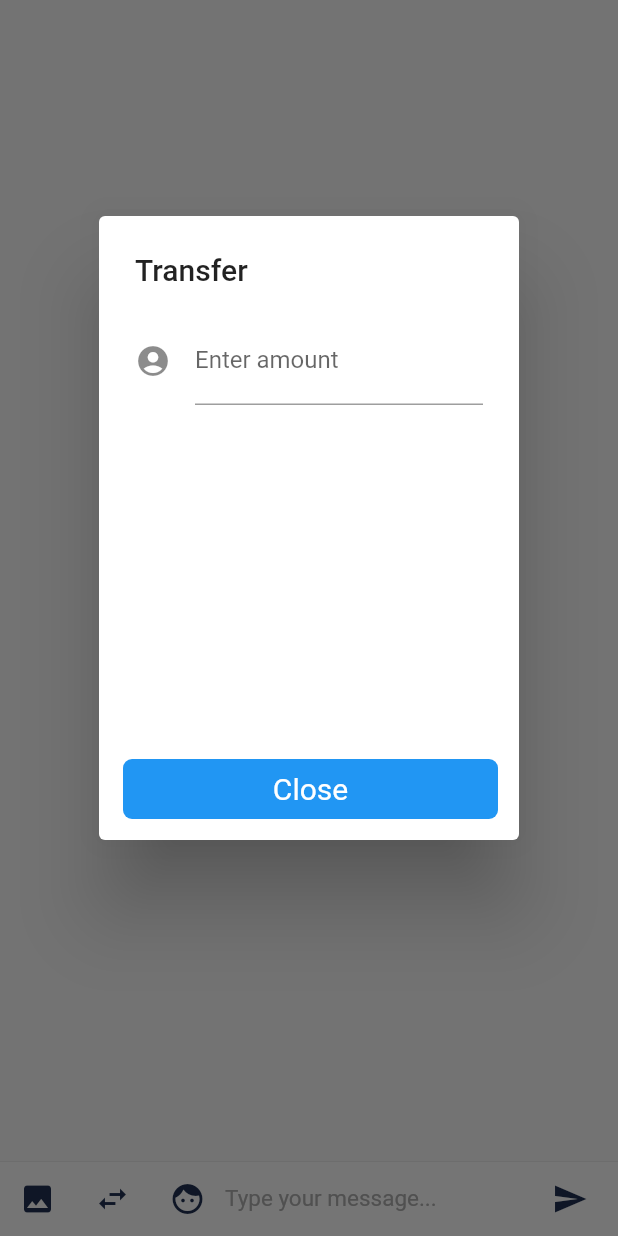
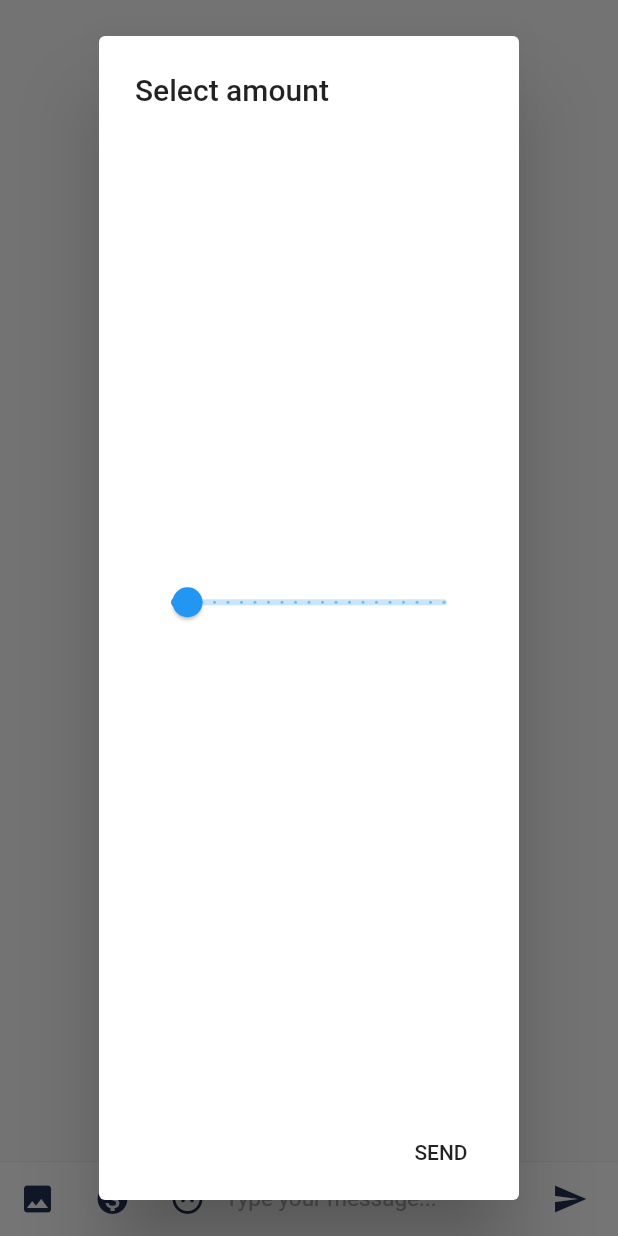
Before and after one commit to sanasz91mdev/payassistant, a Flutter app: the ChatScreen widget shown alone on an empty page, opened directly with empty values, item 2 of the bottom bar chosen, on a phone screen of 412 x 824 dp. Run offline on Flutter 3.47's test engine with Material 2 defaults, Android fonts, the light colour scheme and no system bars; drawn by our look-alikes of rflutter_alert; our stand-ins replace cached_network_image, cloud_firestore, firebase_auth, firebase_storage, fluttertoast, google_sign_in and 2 more; accounts and stored records are empty.

Commit message:
design new amount picker for send money

```diff
--- a/lib/chat.dart
+++ b/lib/chat.dart
@@ -73,6 +73,7 @@ class ChatScreenState extends State<ChatScreen> {
   final TextEditingController amountController = new TextEditingController();
   final ScrollController listScrollController = new ScrollController();
   final FocusNode focusNode = new FocusNode();
+  double _sliderValue;
 
   @override
   void initState() {
@@ -85,6 +86,7 @@ class ChatScreenState extends State<ChatScreen> {
     isShowSticker = false;
     isShowAmount = false;
     imageUrl = '';
+    _sliderValue = 5;
 
     readLocal();
   }
@@ -134,90 +136,32 @@ class ChatScreenState extends State<ChatScreen> {
   void getAmount() {
     // Hide keyboard when amount field appear
     focusNode.unfocus();
-    setState(() {
-      _showDialog();
-      isShowAmount = !isShowAmount;
-    });
+    onSendAmount();
   }
 
-  void _showDialog() {
-    // flutter defined function
-    showDialog(
-      context: context,
-      builder: (BuildContext context) {
-        // return object of type Dialog
-        return Padding(
-          padding: const EdgeInsets.only(top: 120.0, bottom: 240.0),
-          child: AlertDialog(
-            title: new Text("Transfer"),
-            content: Column(
-              children: <Widget>[
-                TextField(
-                  decoration: InputDecoration(
-                    icon: Icon(Icons.account_circle),
-                    labelText: 'Enter amount',
-                  ),
-                ),
-              ],
-            ),
-            actions: <Widget>[
-              // usually buttons at the bottom of the dialog
-              DialogButton(
-                width: 250,
-                onPressed: () => Navigator.pop(context),
-                child: Text(
-                  "Close",
-                  style: TextStyle(color: Colors.white, fontSize: 20),
-                ),
-              )
-            ],
-          ),
-        );
-      },
-    );
+  void onSendAmount() {
+    print('Amount sent');
+    _showAmountPickerDialog();
   }
 
-  void buildAmountField() {
-    // Alert(
-    //     context: context,
-    //     title: "LOGIN",
-    //     content: Column(
-    //       children: <Widget>[
-    //         TextField(
-    //           decoration: InputDecoration(
-    //             icon: Icon(Icons.account_circle),
-    //             labelText: 'Username',
-    //           ),
-    //         ),
-    //         TextField(
-    //           obscureText: true,
-    //           decoration: InputDecoration(
-    //             icon: Icon(Icons.lock),
-    //             labelText: 'Password',
-    //           ),
-    //         ),
-    //       ],
-    //     ),
-    //     buttons: [
-    //       DialogButton(
-    //         onPressed: () => Navigator.pop(context),
-    //         child: Text(
-    //           "LOGIN",
-    //           style: TextStyle(color: Colors.white, fontSize: 20),
-    //         ),
-    //       )
-    //     ]).show();
-    // return SizedBox(height: 50.0,
-    //   child: TextField(
-    //     style: TextStyle(color: primaryColor, fontSize: 15.0),
-    //     controller: amountController,
-    //     focusNode: focusNode,
-    //     decoration: InputDecoration.collapsed(
-    //               hintText: 'Enter amount',
-    //               hintStyle: TextStyle(color: greyColor),
-    //             ),
-    //   ),
-    // );
+    void _showAmountPickerDialog() async {
+    // <-- note the async keyword here
+
+    // this will contain the result from Navigator.pop(context, result)
+    final selectedAmount = await showDialog<double>(
+      context: context,
+      builder: (context) => AmountPickerDialog(initialAmount: _sliderValue),
+    );
+
+    // execution of this code continues when the dialog was closed (popped)
+
+    // note that the result can also be null, so check it
+    // (back button or pressed outside of the dialog)
+    if (selectedAmount != null) {
+      setState(() {
+        _sliderValue = selectedAmount;
+      });
+    }
   }
 
   Future uploadFile() async {
@@ -268,10 +212,6 @@ class ChatScreenState extends State<ChatScreen> {
     } else {
       Fluttertoast.showToast(msg: 'Nothing to send');
     }
-  }
-
-  void onSendAmount() {
-    print('Amount sent');
   }
 
   Widget buildItem(int index, DocumentSnapshot document) {
@@ -691,7 +631,7 @@ class ChatScreenState extends State<ChatScreen> {
             child: new Container(
               margin: new EdgeInsets.symmetric(horizontal: 1.0),
               child: new IconButton(
-                icon: new Icon(Icons.swap_horiz),
+                icon: new Icon(Icons.monetization_on),
                 onPressed: getAmount,
                 color: primaryColor,
               ),
@@ -784,3 +724,55 @@ class ChatScreenState extends State<ChatScreen> {
     );
   }
 }
+
+class AmountPickerDialog extends StatefulWidget {
+  /// initial selection for the slider
+  final double initialAmount;
+
+  const AmountPickerDialog({Key key, this.initialAmount}) : super(key: key);
+
+  @override
+  _AmountPickerDialogState createState() => _AmountPickerDialogState();
+}
+
+class _AmountPickerDialogState extends State<AmountPickerDialog> {
+  /// current selection of the slider
+  double _amount;
+
+  @override
+  void initState() {
+    super.initState();
+    _amount = widget.initialAmount;
+  }
+
+  @override
+  Widget build(BuildContext context) {
+    return AlertDialog(
+      title: Text('Select amount'),
+      content: Container(
+        child: Slider(
+          value: _amount,
+          label: _amount.round().toString(),
+          min: 0,
+          max: 100,
+          divisions: 20,
+          onChanged: (value) {
+            setState(() {
+              _amount = value;
+            });
+          },
+        ),
+      ),
+      actions: <Widget>[
+        FlatButton(
+          onPressed: () {
+            // Use the second argument of Navigator.pop(...) to pass
+            // back a result to the page that opened the dialog
+            Navigator.pop(context, _amount);
+          },
+          child: Text('SEND'),
+        )
+      ],
+    );
+  }
+}
```
